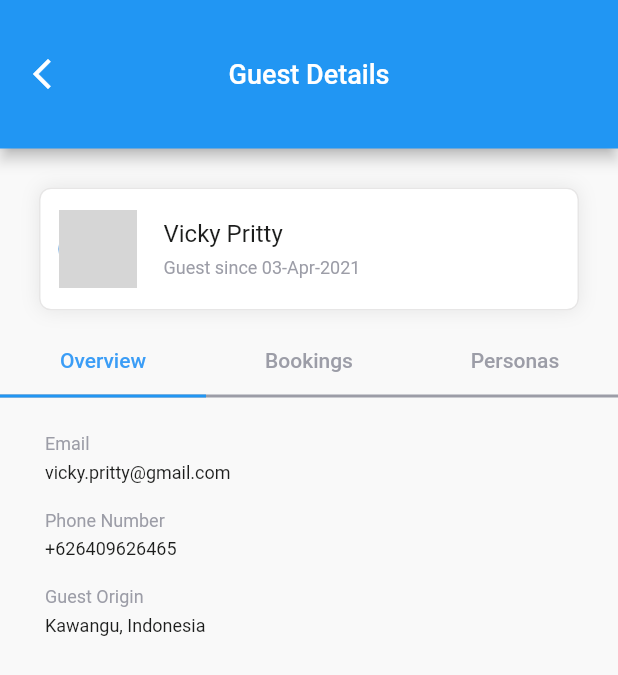
After one commit to HikarusV/bukit-vista-flutter-assessment, a Flutter app: the screen it shows after launch, after a tap on "Vicky Pritty", on a phone screen of 412 x 824 dp. The commit adds this screen. Shown: the top 675 px of the screen. Run offline on Flutter 3.47's test engine with Material 2 defaults, Android fonts, the phone set to English and light mode, and no system bars; network calls fail; grey boxes are pictures that could not be loaded.

Commit message:
modularitation widget

```diff
--- a/lib/main.dart
+++ b/lib/main.dart
@@ -1,4 +1,4 @@
-import 'package:bukitvistaflutterassessment/presentation/page/x1.dart';
+import 'package:bukitvistaflutterassessment/presentation/page/home.dart';
 import 'package:flutter/material.dart';
 
 void main() {
@@ -15,7 +15,7 @@ class MyApp extends StatelessWidget {
       theme: ThemeData(
         primarySwatch: Colors.blue,
       ),
-      home: const X1Page(),
+      home: const Home(),
     );
   }
 }
--- /dev/null
+++ b/lib/presentation/page/detail.dart
@@ -0,0 +1,63 @@
+import 'package:bukitvistaflutterassessment/presentation/widget/back_button.dart';
+import 'package:bukitvistaflutterassessment/presentation/widget/custom_appbar.dart';
+import 'package:bukitvistaflutterassessment/presentation/widget/details/details_fragment/booking_fragment.dart';
+import 'package:bukitvistaflutterassessment/presentation/widget/details/details_fragment/overview_fragment.dart';
+import 'package:bukitvistaflutterassessment/presentation/widget/home/user_card.dart';
+import 'package:bukitvistaflutterassessment/presentation/widget/tab_bar_widget.dart';
+import 'package:flutter/material.dart';
+
+import '../../common/style.dart';
+import '../../data/model/user.dart';
+
+class Detail extends StatelessWidget {
+  const Detail({Key? key, required this.userTarget}) : super(key: key);
+  final User userTarget;
+
+  @override
+  Widget build(BuildContext context) {
+    return DefaultTabController(
+      length: 3,
+      child: Scaffold(
+        backgroundColor: backgroundColor,
+        appBar: const CustomAppBar(title: 'Guest Details').customAppBarWidget(
+          leading: const CustomBackButton(),
+        ),
+        body: Column(
+          children: [
+            Flexible(
+              flex: 0,
+              child: Column(
+                children: [
+                  Padding(
+                    padding: const EdgeInsets.only(
+                        top: 26, left: 26, right: 26, bottom: 10),
+                    child: UserCard(
+                      photoUrl: userTarget.photoUrl,
+                      name: userTarget.fullName,
+                      withTap: false,
+                      firstFollow: userTarget.firstFollow,
+                    ),
+                  ),
+                  const CustomTabBar(),
+                ],
+              ),
+            ),
+            Expanded(
+              child: TabBarView(
+                children: [
+                  OverviewFragment(userTarget: userTarget),
+                  BookingFragment(
+                    userPhoneNumber: userTarget.phone.replaceAll(' ', ''),
+                  ),
+                  const Center(
+                    child: Text('Under Construct'),
+                  ),
+                ],
+              ),
+            )
+          ],
+        ),
+      ),
+    );
+  }
+}
--- a/lib/presentation/page/x1.dart
+++ b/lib/presentation/page/home.dart
@@ -1,14 +1,16 @@
 import 'package:bukitvistaflutterassessment/common/style.dart';
 import 'package:bukitvistaflutterassessment/data/model/user.dart';
 import 'package:bukitvistaflutterassessment/data/userdata_parse.dart';
-import 'package:bukitvistaflutterassessment/presentation/page/x2.dart';
+import 'package:bukitvistaflutterassessment/presentation/page/detail.dart';
+import 'package:bukitvistaflutterassessment/presentation/widget/custom_appbar.dart';
 import 'package:bukitvistaflutterassessment/presentation/widget/home/filter_button.dart';
 import 'package:bukitvistaflutterassessment/presentation/widget/home/search_box.dart';
+import 'package:bukitvistaflutterassessment/presentation/widget/home/search_grup.dart';
 import 'package:bukitvistaflutterassessment/presentation/widget/home/user_card.dart';
 import 'package:flutter/material.dart';
 
-class X1Page extends StatelessWidget {
-  const X1Page({Key? key}) : super(key: key);
+class Home extends StatelessWidget {
+  const Home({Key? key}) : super(key: key);
 
   @override
   Widget build(BuildContext context) {
@@ -16,32 +18,10 @@ class X1Page extends StatelessWidget {
         List.from(parseUserData.map((model) => User.fromJson(model)));
     return Scaffold(
       backgroundColor: backgroundColor,
-      appBar: AppBar(
-        toolbarHeight: 99,
-        title: Text(
-          'Guest Details',
-          style: titleText,
-        ),
-        centerTitle: true,
-        leading: Container(),
-        bottom: PreferredSize(
-          preferredSize: const Size(375, 91),
-          child: Padding(
-            padding: const EdgeInsets.only(left: 29, right: 29, bottom: 33),
-            child: Row(
-              children: const [
-                Expanded(
-                  child: Padding(
-                    padding: EdgeInsets.only(right: 10),
-                    child: SearchBox(),
-                  ),
-                ),
-                FilterButton()
-              ],
-            ),
-          ),
-        ),
-      ),
+      appBar: CustomAppBar(
+        title: 'Guest List',
+        bottom: SearchGroup.searchBoxGroupWidget(),
+      ).customAppBarWidget(),
       body: ListView.builder(
         itemCount: response.length,
         padding: const EdgeInsets.only(
@@ -60,7 +40,8 @@ class X1Page extends StatelessWidget {
               Navigator.push(
                 context,
                 PageRouteBuilder(
-                  pageBuilder: (context, animation, secondaryAnimation) => X2(
+                  pageBuilder: (context, animation, secondaryAnimation) =>
+                      Detail(
                     userTarget: response[index],
                   ),
                   transitionsBuilder:
--- /dev/null
+++ b/lib/presentation/widget/back_button.dart
@@ -0,0 +1,13 @@
+import 'package:flutter/material.dart';
+
+class CustomBackButton extends StatelessWidget {
+  const CustomBackButton({Key? key}) : super(key: key);
+
+  @override
+  Widget build(BuildContext context) {
+    return IconButton(
+      onPressed: () => Navigator.pop(context),
+      icon: const Icon(Icons.arrow_back_ios_new),
+    );
+  }
+}
--- /dev/null
+++ b/lib/presentation/widget/custom_appbar.dart
@@ -0,0 +1,22 @@
+import 'package:flutter/material.dart';
+
+import '../../common/style.dart';
+
+class CustomAppBar {
+  const CustomAppBar({Key? key, this.title = 'Title Page', this.bottom});
+  final String title;
+  final PreferredSizeWidget? bottom;
+
+  PreferredSizeWidget customAppBarWidget({Widget? leading}) {
+    return AppBar(
+      toolbarHeight: 99,
+      title: Text(
+        title,
+        style: titleText,
+      ),
+      centerTitle: true,
+      leading: leading ?? Container(),
+      bottom: bottom,
+    );
+  }
+}
--- /dev/null
+++ b/lib/presentation/widget/details/details_fragment/overview_fragment.dart
@@ -0,0 +1,37 @@
+import 'package:flutter/material.dart';
+
+import '../../../../data/model/user.dart';
+import '../text_overview.dart';
+
+class OverviewFragment extends StatelessWidget {
+  const OverviewFragment({Key? key, required this.userTarget})
+      : super(key: key);
+  final User userTarget;
+
+  @override
+  Widget build(BuildContext context) {
+    return Padding(
+      padding: const EdgeInsets.symmetric(horizontal: 30, vertical: 24),
+      child: Column(
+        crossAxisAlignment: CrossAxisAlignment.start,
+        children: [
+          TextOverview(
+            title: 'Email',
+            content: userTarget.email,
+            paddingBottom: 18,
+          ),
+          TextOverview(
+            title: 'Phone Number',
+            content: userTarget.phone.replaceAll(' ', ''),
+            paddingBottom: 18,
+          ),
+          TextOverview(
+            title: 'Guest Origin',
+            content: '${userTarget.city}, ${userTarget.country}',
+            paddingBottom: 18,
+          ),
+        ],
+      ),
+    );
+  }
+}
--- /dev/null
+++ b/lib/presentation/widget/home/search_grup.dart
@@ -0,0 +1,26 @@
+import 'package:bukitvistaflutterassessment/presentation/widget/home/search_box.dart';
+import 'package:flutter/material.dart';
+
+import 'filter_button.dart';
+
+class SearchGroup {
+  static PreferredSize searchBoxGroupWidget() {
+    return PreferredSize(
+      preferredSize: const Size(375, 91),
+      child: Padding(
+        padding: const EdgeInsets.only(left: 29, right: 29, bottom: 33),
+        child: Row(
+          children: const [
+            Expanded(
+              child: Padding(
+                padding: EdgeInsets.only(right: 10),
+                child: SearchBox(),
+              ),
+            ),
+            FilterButton()
+          ],
+        ),
+      ),
+    );
+  }
+}
--- /dev/null
+++ b/lib/presentation/widget/tab_bar_widget.dart
@@ -0,0 +1,34 @@
+import 'package:flutter/material.dart';
+
+import '../../common/style.dart';
+
+class CustomTabBar extends StatelessWidget {
+  const CustomTabBar({Key? key}) : super(key: key);
+
+  @override
+  Widget build(BuildContext context) {
+    return DecoratedBox(
+      decoration: BoxDecoration(
+        color: Colors.white.withOpacity(0.0),
+        border: Border(
+          bottom: BorderSide(color: greyColor, width: 2),
+        ),
+      ),
+      child: TabBar(
+        labelColor: blueColor,
+        unselectedLabelColor: greyColor,
+        tabs: const [
+          Tab(
+            icon: Text('Overview'),
+          ),
+          Tab(
+            icon: Text('Bookings'),
+          ),
+          Tab(
+            icon: Text('Personas'),
+          ),
+        ],
+      ),
+    );
+  }
+}
```
Also changed, not shown: lib/presentation/page/x2.dart (deleted, +0 -197 lines), lib/presentation/widget/details/details_fragment/booking_fragment.dart (added, +91 -0 lines).
